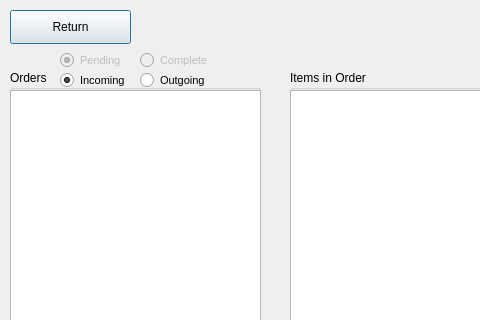
Old version of the form UI/order_processing_window.ui in the repository npaolini-8/se-group-5; both pictures show x 0 to 480 and y 0 to 320 of the 814 by 600 pixel window.
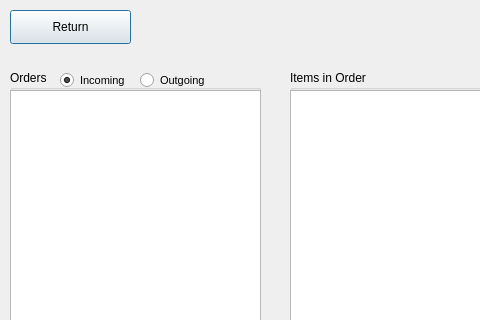
New version of the form.

Commit message: Added warning when item counts don't match

Diff of the .ui file:
```diff
--- a/UI/order_processing_window.ui
+++ b/UI/order_processing_window.ui
@@ -308,51 +308,6 @@
     </widget>
    </widget>
   </widget>
-  <widget class="QRadioButton" name="com_radio">
-   <property name="enabled">
-    <bool>false</bool>
-   </property>
-   <property name="geometry">
-    <rect>
-     <x>140</x>
-     <y>50</y>
-     <width>91</width>
-     <height>20</height>
-    </rect>
-   </property>
-   <property name="font">
-    <font>
-     <pointsize>8</pointsize>
-    </font>
-   </property>
-   <property name="text">
-    <string>Complete</string>
-   </property>
-  </widget>
-  <widget class="QRadioButton" name="pend_radio">
-   <property name="enabled">
-    <bool>false</bool>
-   </property>
-   <property name="geometry">
-    <rect>
-     <x>60</x>
-     <y>50</y>
-     <width>91</width>
-     <height>20</height>
-    </rect>
-   </property>
-   <property name="font">
-    <font>
-     <pointsize>8</pointsize>
-    </font>
-   </property>
-   <property name="text">
-    <string>Pending</string>
-   </property>
-   <property name="checked">
-    <bool>true</bool>
-   </property>
-  </widget>
   <widget class="QLabel" name="error_lbl">
    <property name="geometry">
     <rect>
```
The commit also changes 1 other file.
